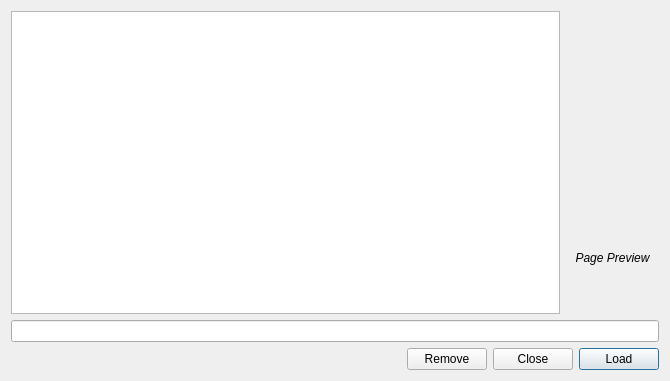
Qt form src/bookmark_manager_dialog.ui (mstuttgart/pynocchio) before a commit.
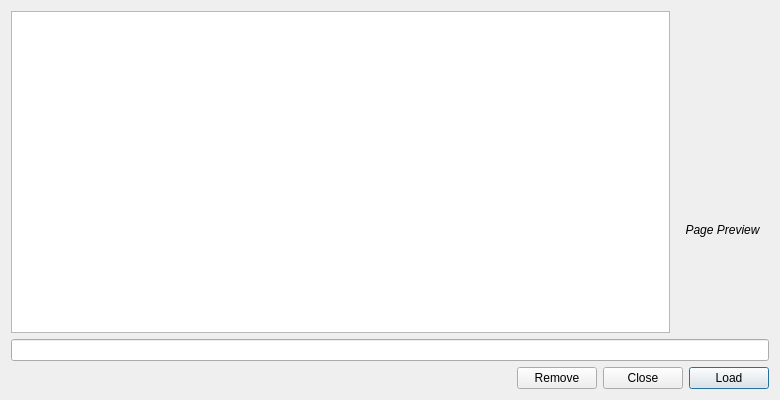
The same form after that commit. Icons and pictures are not drawn.

Commit message: [FIX] Bug resize bookmark manager dialog

What changed in the file:
```diff
--- a/src/bookmark_manager_dialog.ui
+++ b/src/bookmark_manager_dialog.ui
@@ -9,10 +9,16 @@
    <rect>
     <x>0</x>
     <y>0</y>
-    <width>670</width>
-    <height>381</height>
+    <width>780</width>
+    <height>400</height>
    </rect>
   </property>
+  <property name="sizePolicy">
+   <sizepolicy hsizetype="Preferred" vsizetype="Preferred">
+    <horstretch>0</horstretch>
+    <verstretch>0</verstretch>
+   </sizepolicy>
+  </property>
   <property name="windowTitle">
    <string>Bookmark manager</string>
   </property>
@@ -77,12 +83,21 @@
      </item>
      <item>
       <widget class="QWidget" name="verticalWidget" native="true">
+       <property name="sizePolicy">
+        <sizepolicy hsizetype="Minimum" vsizetype="Minimum">
+         <horstretch>0</horstretch>
+         <verstretch>0</verstretch>
+        </sizepolicy>
+       </property>
        <layout class="QVBoxLayout" name="verticalLayout">
         <item>
          <spacer name="vertical_spacer_top">
           <property name="orientation">
            <enum>Qt::Vertical</enum>
           </property>
+          <property name="sizeType">
+           <enum>QSizePolicy::Preferred</enum>
+          </property>
           <property name="sizeHint" stdset="0">
            <size>
             <width>20</width>
```
Left out of the diff: 6 changed lines with no effect on the pictures. The commit also changes 1 other file.
